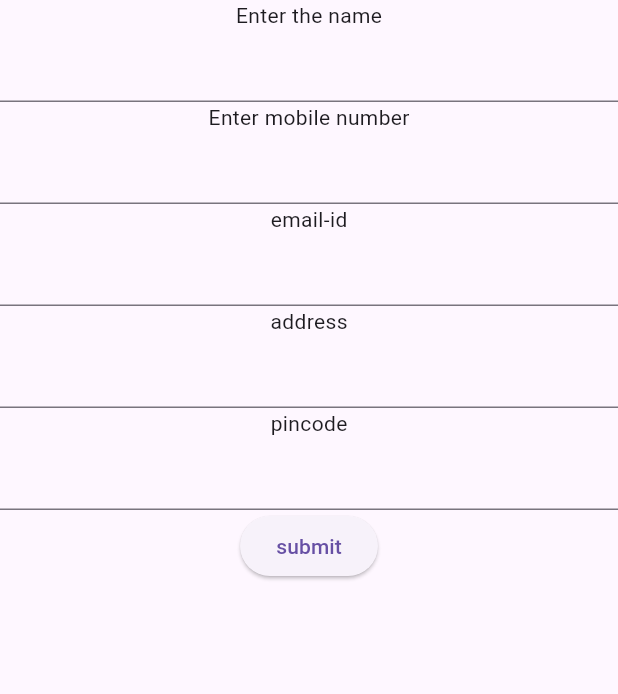
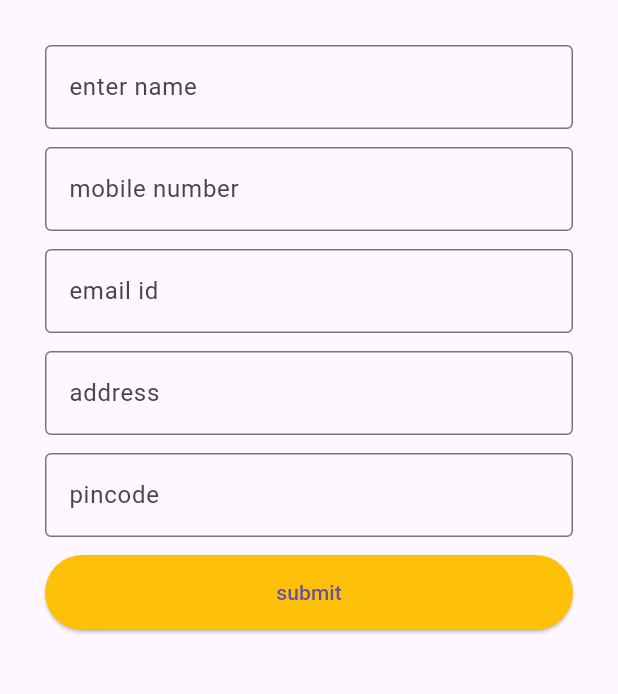
Before and after one commit to Alfiya6282823310/patient-app-flutter, a Flutter app: the screen it shows after launch, on a phone screen of 412 x 824 dp, the part 84-778 px from its top. Run offline on Flutter 3.47's test engine with Material 3 defaults, Android fonts, the phone set to English and light mode, and no system bars.

Commit message:
form design updated

```diff
--- a/lib/main.dart
+++ b/lib/main.dart
@@ -18,21 +18,63 @@ class Patient extends StatelessWidget {
           backgroundColor: Colors.amber,
         ),
         body: Container(
-          child: Column(
-            children: [
-              Text("Enter the name"),
-              TextField(),
-              Text("Enter mobile number"),
-              TextField(),
-              Text("email-id"),
-              TextField(),
-              Text("address"),
-              TextField(),
-              Text("pincode"),
-              TextField(),
-              ElevatedButton(onPressed: (){
-              },child: Text("submit"))
-            ],
+          child: Padding(
+            padding: const EdgeInsets.all(30.0),
+            child: Column(
+              children: [
+                TextField(
+                  decoration: InputDecoration(
+                    border: OutlineInputBorder(),
+                    hintText:  "enter name",
+                    labelText: "enter name"
+
+                  ),
+                ),
+SizedBox(height: 12,),
+                TextField(
+                  decoration: InputDecoration(
+                    border: OutlineInputBorder(),
+                        hintText: "mobile number",
+                    labelText: "mobile number"
+                  ),
+                ),
+SizedBox(height: 12,),
+                TextField(
+                  decoration: InputDecoration(
+                    border: OutlineInputBorder(),
+                    hintText: "email id",
+                    labelText: "email id"
+                  ),
+                ),
+SizedBox(height: 12,),
+                TextField(
+                  decoration: InputDecoration(
+                    border: OutlineInputBorder(),
+                    hintText: "address",
+                    labelText: "address"
+                  ),
+                ),
+SizedBox(height: 12,),
+                TextField(
+                  decoration: InputDecoration(
+                    border: OutlineInputBorder(),
+                    hintText: "pincode",
+                    labelText: "pincode"
+                  ),
+                ),
+                SizedBox(height: 12,),
+                SizedBox(
+                  width: 400,
+                  height: 50,
+                  child: ElevatedButton(
+                      style: ElevatedButton.styleFrom(
+                        backgroundColor: Colors.amber
+                      ),
+                      onPressed: (){
+                  },child: Text("submit")),
+                )
+              ],
+            ),
           ),
         ),
       ),
```
